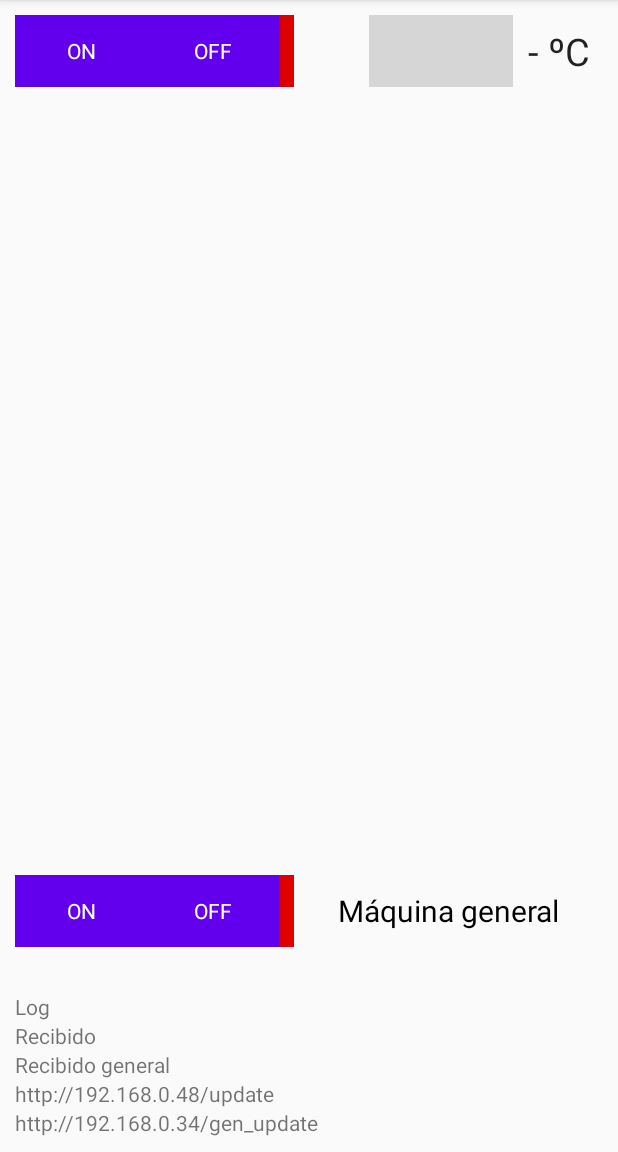
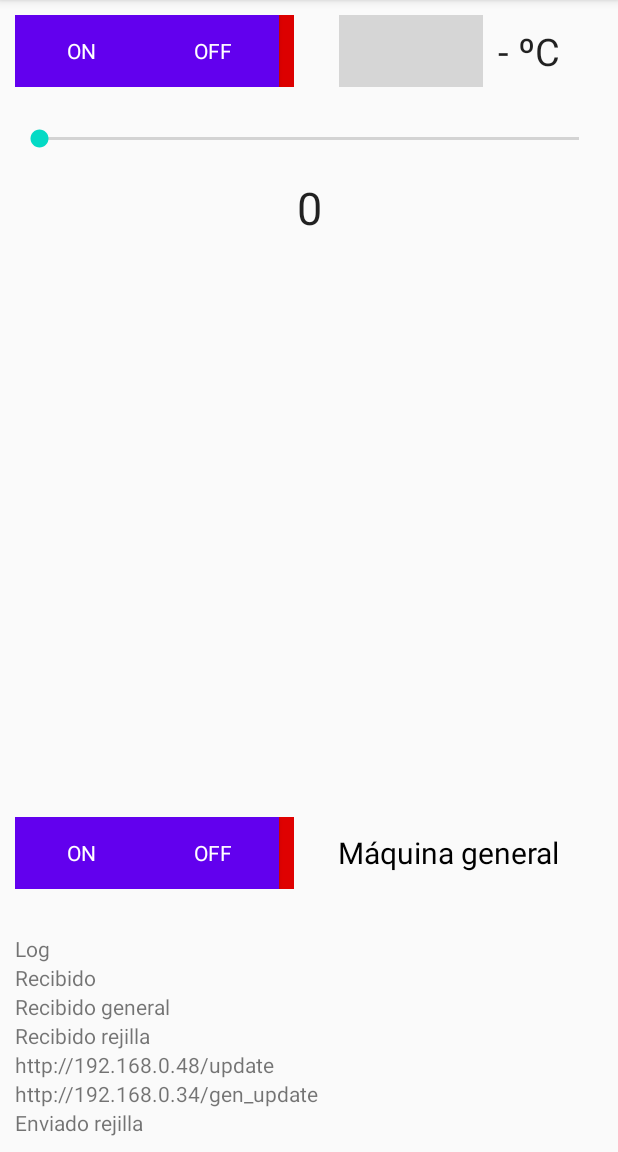
Before and after one commit to GuilleGonzzalez/aire_acondicionado, an Android app: the screen it shows after launch (MainActivity), on a phone screen of 412 x 824 dp, the part 84-1236 px from its top. Run offline under Robolectric (Android 15) with nearby library versions, the phone set to English and light mode, and no system bars; grey boxes are pictures that could not be loaded.

Commit message:
Add vent and DHT22 sensor

```diff
--- a/Aire/app/src/main/java/ggonzalezm/aire/MainActivity.java
+++ b/Aire/app/src/main/java/ggonzalezm/aire/MainActivity.java
@@ -1,14 +1,17 @@
 package ggonzalezm.aire;
 
+import androidx.annotation.RequiresApi;
 import androidx.appcompat.app.AppCompatActivity;
 
 import android.os.AsyncTask;
+import android.os.Build;
 import android.os.Bundle;
 import android.os.Handler;
 import android.util.Log;
 import android.view.View;
 import android.widget.Button;
 import android.widget.RelativeLayout;
+import android.widget.SeekBar;
 import android.widget.TextView;
 import android.widget.Toast;
 
@@ -17,23 +20,26 @@ public class MainActivity extends AppCompatActivity {
     private static final String TAG = "MainActivity";
     private static final String ADDRESS = "192.168.0.48";
     private static final String ADDRESS_GENERAL = "192.168.0.34";
+    private static final String ADDRESS_VENT = "192.168.0.51";
     private static final int MIN_TEMP = 17;
     private static final int MAX_TEMP = 30;
     private static final int INIT_TEMP = 25;
     private static final int T_TEMP_UPDATE = 5000;
     private static final int T_TIME_UPDATE = 1000;
     private static final int T_GEN_UPDATE = 30000;
-    private static final int[] TIMES = {0, 1, 5,10,15,20,30,45,60,90,120,180,240,300};
+    private static final int[] TIMES = {0, 1, 5, 10, 15, 20, 30, 45, 60, 90, 120, 180, 240, 300};
 
     RelativeLayout lyo_fan, lyo_set_temp, lyo_set_time;
     Button btn_on, btn_off, btn_fan_auto, btn_fan1, btn_fan2, btn_fan3, btn_temp_minus, btn_temp_plus, btn_time_minus, btn_time_plus, btn_gen_on, btn_gen_off;
-    TextView txv_color, txv_temp, txv_temp_set, txv_time_set, txv_gen_color, txv_log, txv_sent, txv_gen_sent, txv_received, txv_gen_received;
+    TextView txv_color, txv_temp, txv_temp_set, txv_time_set, txv_vent, txv_gen_color, txv_log, txv_sent, txv_gen_sent,  txv_vent_sent, txv_received, txv_gen_received, txv_vent_received;
+    SeekBar sb_vent;
 
     Handler handler_update = new Handler();
     Handler handler_gen_update = new Handler();
 
     public static String address = ADDRESS;
     public static String gen_address = ADDRESS_GENERAL;
+    public static String vent_address = ADDRESS_VENT;
     boolean is_on = false;
     boolean is_gen_on = false;
     boolean is_timer = false;
@@ -42,6 +48,7 @@ public class MainActivity extends AppCompatActivity {
     int time_set = 0;
     int i_times = 0;
 
+    @RequiresApi(api = Build.VERSION_CODES.O)
     @Override
     protected void onCreate(Bundle savedInstanceState) {
         super.onCreate(savedInstanceState);
@@ -69,6 +76,9 @@ public class MainActivity extends AppCompatActivity {
         txv_time_set = findViewById(R.id.txv_time_set);
         btn_time_plus = findViewById(R.id.btn_time_plus);
 
+        sb_vent = findViewById(R.id.sb_vent);
+        txv_vent = findViewById(R.id.txv_vent);
+
         btn_gen_on = findViewById(R.id.btn_gen_on);
         btn_gen_off = findViewById(R.id.btn_gen_off);
         txv_gen_color = findViewById(R.id.txv_gen_color);
@@ -76,8 +86,10 @@ public class MainActivity extends AppCompatActivity {
         txv_log = findViewById(R.id.txv_log);
         txv_sent = findViewById(R.id.txv_sent);
         txv_gen_sent = findViewById(R.id.txv_gen_sent);
+        txv_vent_sent = findViewById(R.id.txv_vent_sent);
         txv_received = findViewById(R.id.txv_received);
         txv_gen_received = findViewById(R.id.txv_gen_received);
+        txv_vent_received = findViewById(R.id.txv_vent_received);
 
         btn_on.setOnClickListener(ClickListener);
         btn_off.setOnClickListener(ClickListener);
@@ -92,10 +104,15 @@ public class MainActivity extends AppCompatActivity {
         btn_gen_on.setOnClickListener(ClickListener);
         btn_gen_off.setOnClickListener(ClickListener);
 
+        sb_vent.setMin(30);
+        sb_vent.setMax(145);
+        sb_vent.setOnSeekBarChangeListener(SeekBarListener);
+
         handler_update.postDelayed(update, 0);
         handler_gen_update.postDelayed(gen_update, 0);
 
         txv_temp_set.setText(getString(R.string.temp_set, temp_set));
+        txv_vent.setText(getString(R.string.vent_str, 0));
 
         lyo_fan.setVisibility(View.GONE);
         lyo_set_temp.setVisibility(View.GONE);
@@ -107,6 +124,23 @@ public class MainActivity extends AppCompatActivity {
         super.onDestroy();
         statusRec = false;
     }
+
+    SeekBar.OnSeekBarChangeListener SeekBarListener = new SeekBar.OnSeekBarChangeListener() {
+        public void onProgressChanged(SeekBar seekBar, int progress, boolean fromTouch) {
+            txv_vent.setText(getString(R.string.vent_str, progress));
+        }
+
+        public void onStartTrackingTouch(SeekBar seekBar) {
+            // unused
+        }
+
+        public void onStopTrackingTouch(SeekBar seekBar) {
+            String progress = txv_vent.getText().toString();
+            MyClientTask my_task = new MyClientTask(vent_address);
+            my_task.execute("a" + progress);
+            Log.i(TAG, progress);
+        }
+    };
 
     View.OnClickListener ClickListener = new View.OnClickListener() {
         @Override
@@ -140,12 +174,12 @@ public class MainActivity extends AppCompatActivity {
                     my_task.execute("f3");
                 }
                 if (v == btn_temp_minus) {
-                    temp_set = (temp_set <= MIN_TEMP) ? MIN_TEMP : temp_set-1;
+                    temp_set = (temp_set <= MIN_TEMP) ? MIN_TEMP : temp_set - 1;
                     txv_temp_set.setText(getString(R.string.temp_set, temp_set));
                     my_task.execute("t" + temp_set);
                 }
                 if (v == btn_temp_plus) {
-                    temp_set = (temp_set >= MAX_TEMP) ? MAX_TEMP : temp_set+1;
+                    temp_set = (temp_set >= MAX_TEMP) ? MAX_TEMP : temp_set + 1;
                     txv_temp_set.setText(getString(R.string.temp_set, temp_set));
                     my_task.execute("t" + temp_set);
                 }
@@ -191,6 +225,8 @@ public class MainActivity extends AppCompatActivity {
                         txv_sent.setText(url);
                     } else if (server.equals(gen_address)) {
                         txv_gen_sent.setText(url);
+                    } else if (server.equals(vent_address)) {
+                        txv_vent_sent.setText(url);
                     }
                 }
             });
@@ -205,10 +241,13 @@ public class MainActivity extends AppCompatActivity {
                 }
                 String[] result_split = result.split(",");
                 int device =  Integer.parseInt(result_split[0]);
-                if (device == 0) {
+                if (device == 0) { // General
                     String info = result_split[1];
                     txv_gen_received.setText(getString(R.string.gen_info, info));
                     checkGenInfo(info);
+                } else if (device == 10) { // Rejilla
+                    String info = result_split[1];
+                    txv_vent_received.setText(getString(R.string.vent_info, info));
                 } else {
                     String info = result_split[1];
                     String data = result_split[2];
@@ -239,6 +278,15 @@ public class MainActivity extends AppCompatActivity {
         }
     }
 
+    String getTemp(String temp) {
+        try {
+            Float.parseFloat(temp);
+            return temp + " ºC";
+        } catch (NumberFormatException e) {
+            return getString(R.string.temp_nan);
+        }
+    }
+
     void checkInfo(String info, String data) {
         if (info.equals("update")) {
             String[] data_split = data.split(";");
@@ -254,7 +302,7 @@ public class MainActivity extends AppCompatActivity {
                 is_timer = false;
             }
         }
-        int temp = Integer.parseInt(data);
+
         switch (info) {
             case "off":
                 is_on = false;
@@ -273,7 +321,7 @@ public class MainActivity extends AppCompatActivity {
                 txv_color.setBackgroundColor(getColor(R.color.on));
                 break;
             case "fauto":
-                if (temp == -1) {
+                if (getTemp(data).equals(R.string.temp_nan)) {
                     Toast.makeText(getApplicationContext(), getString(R.string.temp_err), Toast.LENGTH_SHORT).show();
                 } else {
                     lyo_set_temp.setVisibility(View.VISIBLE);
@@ -293,11 +341,7 @@ public class MainActivity extends AppCompatActivity {
                 setFocusButton(btn_fan3);
                 break;
         }
-        if (temp == -1) {
-            txv_temp.setText(getString(R.string.temp_nan));
-        } else {
-            txv_temp.setText(getString(R.string.temp, Integer.parseInt(data)));
-        }
+        txv_temp.setText(getTemp(data));
     }
 
     void setFocusButton(Button b) {
--- a/Aire/app/src/main/res/layout/activity_main.xml
+++ b/Aire/app/src/main/res/layout/activity_main.xml
@@ -34,7 +34,7 @@
             android:layout_height="match_parent"
             android:layout_width="wrap_content"
             android:contentDescription="@string/thermometer"
-            android:layout_marginStart="50dp"
+            android:layout_marginStart="30dp"
             android:layout_marginEnd="10dp"
             android:src="@drawable/ic_thermometer" />
         <TextView
@@ -133,6 +133,17 @@
             android:text="@string/btn_plus" />
     </RelativeLayout>
 
+    <SeekBar
+        android:id="@+id/sb_vent"
+        android:layout_width="match_parent"
+        android:layout_height="50dp" />
+    <TextView
+        style="@style/set"
+        android:id="@+id/txv_vent"
+        android:text="@string/vent_str"
+        android:layout_width="match_parent"
+        android:layout_height="wrap_content" />
+
     <LinearLayout
         android:gravity="bottom"
         android:layout_width="match_parent"
@@ -198,6 +209,12 @@
                 android:text="@string/txv_gen_received" />
 
             <TextView
+                android:id="@+id/txv_vent_received"
+                android:layout_width="match_parent"
+                android:layout_height="wrap_content"
+                android:text="@string/txv_vent_received" />
+
+            <TextView
                 android:id="@+id/txv_sent"
                 android:layout_width="match_parent"
                 android:layout_height="wrap_content"
@@ -208,6 +225,12 @@
                 android:layout_width="match_parent"
                 android:layout_height="wrap_content"
                 android:text="@string/txv_gen_sent" />
+
+            <TextView
+                android:id="@+id/txv_vent_sent"
+                android:layout_width="match_parent"
+                android:layout_height="wrap_content"
+                android:text="@string/txv_vent_sent" />
         </LinearLayout>
     </LinearLayout>
 </LinearLayout>
--- a/Aire/app/src/main/res/values/strings.xml
+++ b/Aire/app/src/main/res/values/strings.xml
@@ -21,14 +21,17 @@
     <string name="txv_log">Log</string>
     <string name="txv_received">Recibido</string>
     <string name="txv_gen_received">Recibido general</string>
+    <string name="txv_vent_received">Recibido rejilla</string>
     <string name="txv_sent">Enviado</string>
     <string name="txv_gen_sent">Enviado general</string>
+    <string name="txv_vent_sent">Enviado rejilla</string>
 
 
     <!-- Java  -->
 
     <string name="info">"Info: %1$s, Data: %2$s"</string>
     <string name="gen_info">"Recibido general: %1$s"</string>
+    <string name="vent_info">"Recibido rejilla: %1$s"</string>
 
     <string name="temp">"%1$d ºC"</string>
     <string name="temp_nan">"- ºC"</string>
@@ -36,6 +39,7 @@
     <string name="time_set">"%1$dh %2$02dm %3$02ds"</string>
     <string name="temp_str">"Temperatura"</string>
     <string name="time_str">"Tiempo"</string>
+    <string name="vent_str">"%1$d"</string>
 
     <string name="offline">"Sin conexión"</string>
     <string name="is_off">"Dispositivo apagado"</string>
```
Also changed, not shown: 1 other file.
